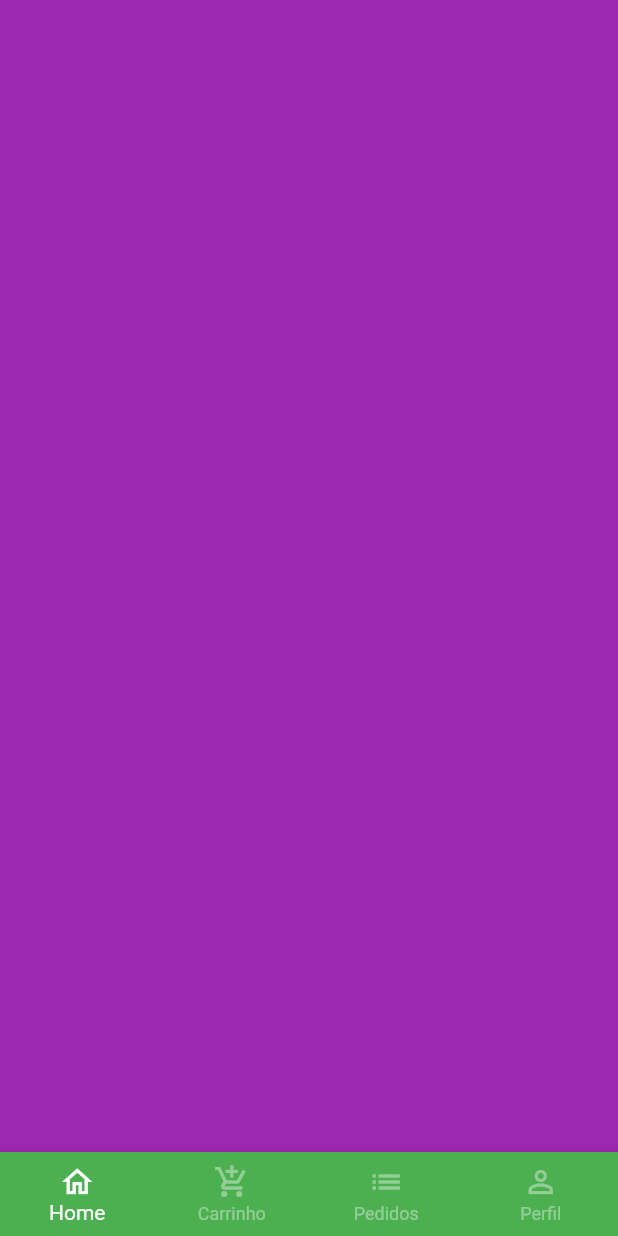
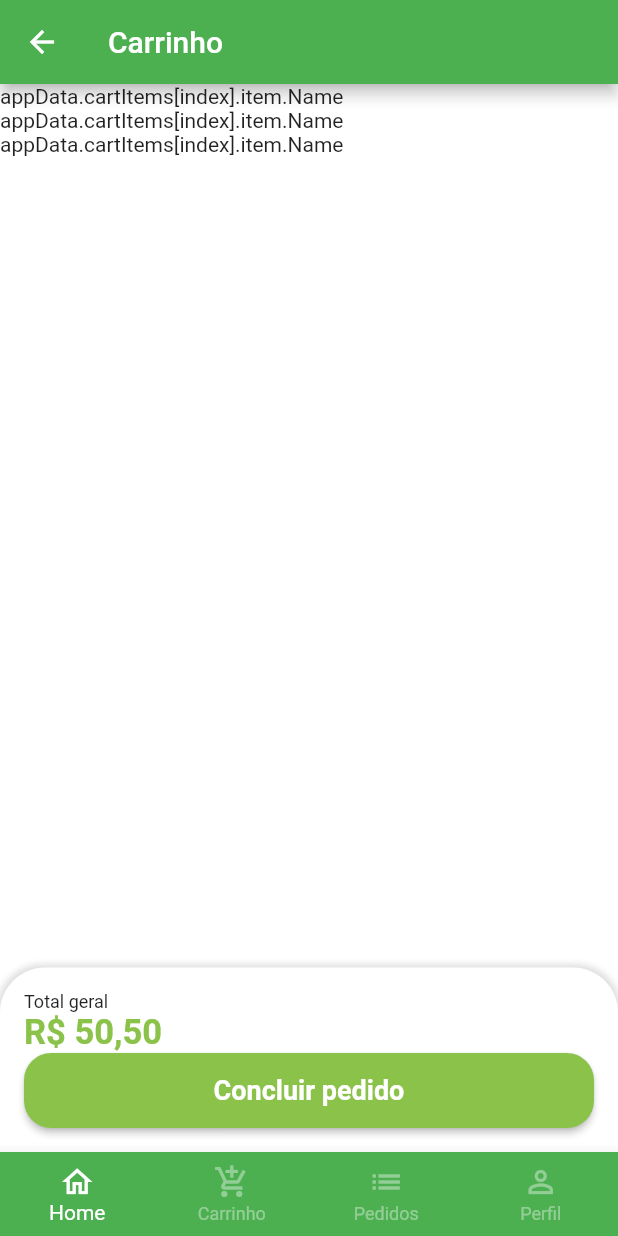
Before and after one commit to Jo-Schorr/Food_Store_Flutter, a Flutter app: the BaseScreen screen opened directly, swiped to page 2, on a phone screen of 412 x 824 dp. Run offline on Flutter 3.47's test engine with Material 2 defaults, Android fonts, the phone set to English and light mode, and no system bars; our stand-ins replace animated_text_kit, mask_text_input_formatter.

Commit message:
add: List Item

```diff
--- a/lib/src/config/app_data.dart
+++ b/lib/src/config/app_data.dart
@@ -1,4 +1,6 @@
 import 'package:greengrocer/src/models/item_model.dart';
+
+import '../models/cart_item_model.dart';
 
 ItemModel apple = ItemModel(
   description:
@@ -70,3 +72,18 @@ List<String> categories = [
   'Temperos',
   'Cereais',
 ];
+
+List<CartItemModel> cartItems = [
+  CartItemModel(
+    item: apple,
+    quantity: 2,
+  ),
+  CartItemModel(
+    item: mango,
+    quantity: 2,
+  ),
+  CartItemModel(
+    item: guava,
+    quantity: 2,
+  ),
+];
--- /dev/null
+++ b/lib/src/models/cart_item_model.dart
@@ -0,0 +1,11 @@
+import 'item_model.dart';
+
+class CartItemModel {
+  ItemModel item;
+  int quantity;
+
+  CartItemModel({
+    required this.item,
+    required this.quantity,
+  });
+}
--- a/lib/src/pages/base/base_screen.dart
+++ b/lib/src/pages/base/base_screen.dart
@@ -1,4 +1,5 @@
 import 'package:flutter/material.dart';
+import 'package:greengrocer/src/pages/cart/cart_tab.dart';
 import 'package:greengrocer/src/pages/home/home_tab.dart';
 
 class BaseScreen extends StatefulWidget {
@@ -20,7 +21,7 @@ class _BaseScreenState extends State<BaseScreen> {
         controller: pageController,
         children: [
           const HomeTab(),
-          Container(color: Colors.purple),
+          CartTab(),
           Container(color: Colors.yellow),
           Container(color: Colors.blue),
         ],
--- /dev/null
+++ b/lib/src/pages/cart/cart_tab.dart
@@ -0,0 +1,82 @@
+import 'package:flutter/material.dart';
+import 'package:greengrocer/src/config/custom_colors.dart';
+import 'package:greengrocer/src/utils_services.dart';
+import 'package:greengrocer/src/config/app_data.dart' as appData;
+
+class CartTab extends StatelessWidget {
+  CartTab({super.key});
+
+  final UtilisServices utilisServices = UtilisServices();
+
+  @override
+  Widget build(BuildContext context) {
+    return Scaffold(
+      appBar: AppBar(
+        title: const Text('Carrinho'),
+      ),
+      body: Column(
+        children: [
+          Expanded(
+            child: ListView.builder(
+              itemCount: appData.cartItems.length,
+              itemBuilder: (_, index) {
+                return const Text('appData.cartItems[index].item.Name');
+              },
+            ),
+          ),
+          Container(
+            padding: const EdgeInsets.all(16),
+            decoration: BoxDecoration(
+              color: Colors.white,
+              borderRadius: const BorderRadius.vertical(
+                top: Radius.circular(30),
+              ),
+              boxShadow: [
+                BoxShadow(
+                  color: Colors.grey.shade300,
+                  blurRadius: 3,
+                  spreadRadius: 2,
+                ),
+              ],
+            ),
+            child: Column(
+              crossAxisAlignment: CrossAxisAlignment.stretch,
+              children: [
+                const Text(
+                  'Total geral',
+                  style: TextStyle(
+                    fontSize: 12,
+                  ),
+                ),
+                Text(
+                  utilisServices.priceToCurrency(50.5),
+                  style: TextStyle(
+                    fontSize: 23,
+                    color: CustomColors.customSwatchColor,
+                    fontWeight: FontWeight.bold,
+                  ),
+                ),
+                SizedBox(
+                  height: 50,
+                  child: ElevatedButton(
+                    style: ElevatedButton.styleFrom(
+                      backgroundColor: CustomColors.customSwatchColor,
+                      shape: RoundedRectangleBorder(
+                          borderRadius: BorderRadius.circular(18)),
+                    ),
+                    onPressed: () {},
+                    child: const Text(
+                      'Concluir pedido',
+                      style:
+                          TextStyle(fontSize: 18, fontWeight: FontWeight.bold),
+                    ),
+                  ),
+                ),
+              ],
+            ),
+          ),
+        ],
+      ),
+    );
+  }
+}
```
